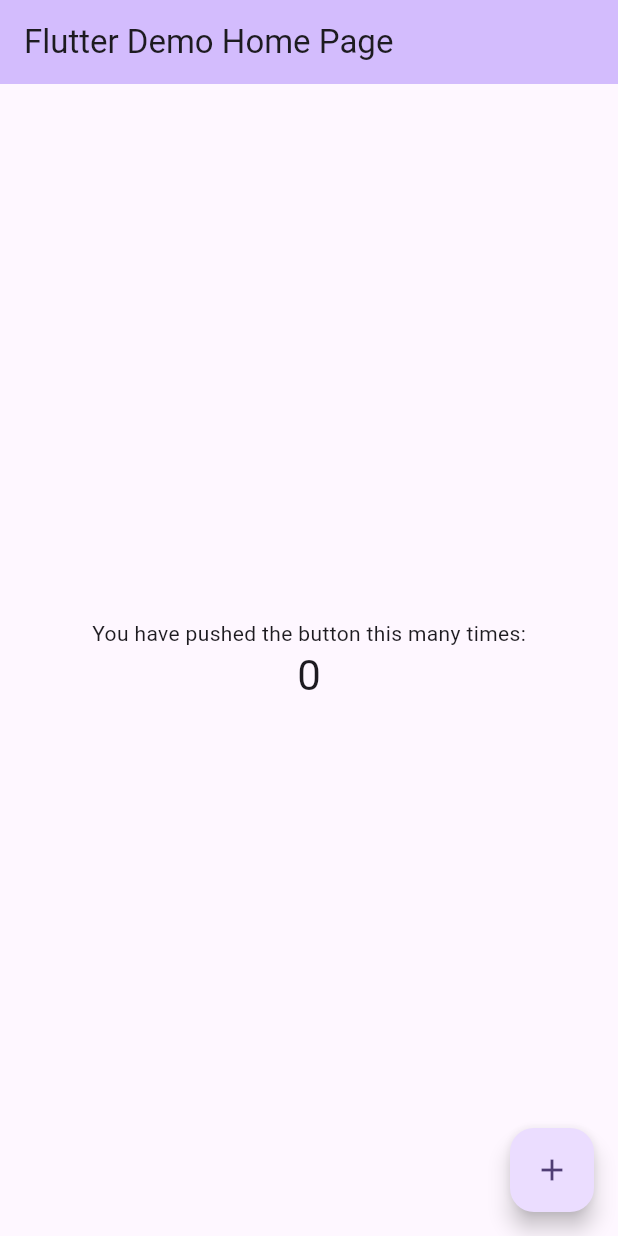
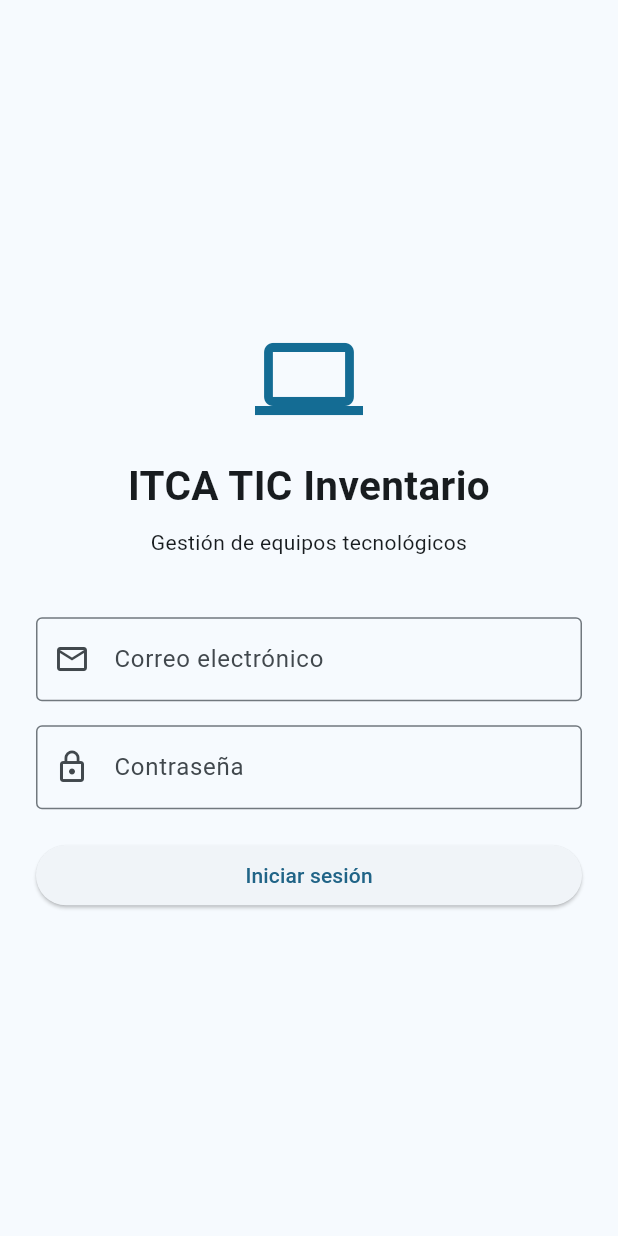
Before and after one commit to hjnarvaez/itca-tic-inventario, a Flutter app: the screen it shows after launch, on a phone screen of 412 x 824 dp. Run offline on Flutter 3.47's test engine with Material 3 defaults, Android fonts, the light colour scheme and no system bars; our stand-ins replace dio, flutter_secure_storage, get.

Commit message:
feat: implementar autenticacion Flutter con GetX y JWT

```diff
--- /dev/null
+++ b/frontend/lib/config/api_config.dart
@@ -0,0 +1,6 @@
+class ApiConfig {
+  static const String baseUrl = String.fromEnvironment(
+    'API_BASE_URL',
+    defaultValue: 'http://10.0.2.2:8001',
+  );
+}
--- a/frontend/lib/main.dart
+++ b/frontend/lib/main.dart
@@ -1,122 +1,41 @@
 import 'package:flutter/material.dart';
+import 'package:get/get.dart';
+
+import 'controllers/auth_controller.dart';
+import 'screens/login_screen.dart';
+import 'screens/home_screen.dart';
 
 void main() {
-  runApp(const MyApp());
+  WidgetsFlutterBinding.ensureInitialized();
+  Get.put(AuthController(), permanent: true);
+  runApp(const InventarioApp());
 }
 
-class MyApp extends StatelessWidget {
-  const MyApp({super.key});
+class InventarioApp extends StatelessWidget {
+  const InventarioApp({super.key});
 
-  // This widget is the root of your application.
   @override
   Widget build(BuildContext context) {
-    return MaterialApp(
-      title: 'Flutter Demo',
+    final auth = Get.find<AuthController>();
+
+    return GetMaterialApp(
+      title: 'ITCA TIC Inventario',
+      debugShowCheckedModeBanner: false,
       theme: ThemeData(
-        // This is the theme of your application.
-        //
-        // TRY THIS: Try running your application with "flutter run". You'll see
-        // the application has a purple toolbar. Then, without quitting the app,
-        // try changing the seedColor in the colorScheme below to Colors.green
-        // and then invoke "hot reload" (save your changes or press the "hot
-        // reload" button in a Flutter-supported IDE, or press "r" if you used
-        // the command line to start the app).
-        //
-        // Notice that the counter didn't reset back to zero; the application
-        // state is not lost during the reload. To reset the state, use hot
-        // restart instead.
-        //
-        // This works for code too, not just values: Most code changes can be
-        // tested with just a hot reload.
-        colorScheme: .fromSeed(seedColor: Colors.deepPurple),
+        colorScheme: ColorScheme.fromSeed(seedColor: const Color(0xFF146C94)),
+        useMaterial3: true,
       ),
-      home: const MyHomePage(title: 'Flutter Demo Home Page'),
+      home: Obx(() {
+        if (auth.verificando.value) {
+          return const Scaffold(
+            body: Center(child: CircularProgressIndicator()),
+          );
+        }
+
+        return auth.autenticado.value
+            ? const HomeScreen()
+            : const LoginScreen();
+      }),
     );
   }
 }
-
-class MyHomePage extends StatefulWidget {
-  const MyHomePage({super.key, required this.title});
-
-  // This widget is the home page of your application. It is stateful, meaning
-  // that it has a State object (defined below) that contains fields that affect
-  // how it looks.
-
-  // This class is the configuration for the state. It holds the values (in this
-  // case the title) provided by the parent (in this case the App widget) and
-  // used by the build method of the State. Fields in a Widget subclass are
-  // always marked "final".
-
-  final String title;
-
-  @override
-  State<MyHomePage> createState() => _MyHomePageState();
-}
-
-class _MyHomePageState extends State<MyHomePage> {
-  int _counter = 0;
-
-  void _incrementCounter() {
-    setState(() {
-      // This call to setState tells the Flutter framework that something has
-      // changed in this State, which causes it to rerun the build method below
-      // so that the display can reflect the updated values. If we changed
-      // _counter without calling setState(), then the build method would not be
-      // called again, and so nothing would appear to happen.
-      _counter++;
-    });
-  }
-
-  @override
-  Widget build(BuildContext context) {
-    // This method is rerun every time setState is called, for instance as done
-    // by the _incrementCounter method above.
-    //
-    // The Flutter framework has been optimized to make rerunning build methods
-    // fast, so that you can just rebuild anything that needs updating rather
-    // than having to individually change instances of widgets.
-    return Scaffold(
-      appBar: AppBar(
-        // TRY THIS: Try changing the color here to a specific color (to
-        // Colors.amber, perhaps?) and trigger a hot reload to see the AppBar
-        // change color while the other colors stay the same.
-        backgroundColor: Theme.of(context).colorScheme.inversePrimary,
-        // Here we take the value from the MyHomePage object that was created by
-        // the App.build method, and use it to set our appbar title.
-        title: Text(widget.title),
-      ),
-      body: Center(
-        // Center is a layout widget. It takes a single child and positions it
-        // in the middle of the parent.
-        child: Column(
-          // Column is also a layout widget. It takes a list of children and
-          // arranges them vertically. By default, it sizes itself to fit its
-          // children horizontally, and tries to be as tall as its parent.
-          //
-          // Column has various properties to control how it sizes itself and
-          // how it positions its children. Here we use mainAxisAlignment to
-          // center the children vertically; the main axis here is the vertical
-          // axis because Columns are vertical (the cross axis would be
-          // horizontal).
-          //
-          // TRY THIS: Invoke "debug painting" (choose the "Toggle Debug Paint"
-          // action in the IDE, or press "p" in the console), to see the
-          // wireframe for each widget.
-          mainAxisAlignment: .center,
-          children: [
-            const Text('You have pushed the button this many times:'),
-            Text(
-              '$_counter',
-              style: Theme.of(context).textTheme.headlineMedium,
-            ),
-          ],
-        ),
-      ),
-      floatingActionButton: FloatingActionButton(
-        onPressed: _incrementCounter,
-        tooltip: 'Increment',
-        child: const Icon(Icons.add),
-      ),
-    );
-  }
-}
--- /dev/null
+++ b/frontend/lib/screens/login_screen.dart
@@ -0,0 +1,129 @@
+import 'package:flutter/material.dart';
+import 'package:get/get.dart';
+
+import '../controllers/auth_controller.dart';
+
+class LoginScreen extends StatefulWidget {
+  const LoginScreen({super.key});
+
+  @override
+  State<LoginScreen> createState() => _LoginScreenState();
+}
+
+class _LoginScreenState extends State<LoginScreen> {
+  final _formKey = GlobalKey<FormState>();
+  final _email = TextEditingController();
+  final _password = TextEditingController();
+
+  final AuthController auth = Get.find<AuthController>();
+
+  @override
+  void dispose() {
+    _email.dispose();
+    _password.dispose();
+    super.dispose();
+  }
+
+  @override
+  Widget build(BuildContext context) {
+    return Scaffold(
+      body: SafeArea(
+        child: Center(
+          child: SingleChildScrollView(
+            padding: const EdgeInsets.all(24),
+            child: ConstrainedBox(
+              constraints: const BoxConstraints(maxWidth: 420),
+              child: Form(
+                key: _formKey,
+                child: Column(
+                  crossAxisAlignment: CrossAxisAlignment.stretch,
+                  children: [
+                    const Icon(
+                      Icons.computer,
+                      size: 72,
+                      color: Color(0xFF146C94),
+                    ),
+                    const SizedBox(height: 16),
+                    const Text(
+                      'ITCA TIC Inventario',
+                      textAlign: TextAlign.center,
+                      style: TextStyle(
+                        fontSize: 27,
+                        fontWeight: FontWeight.bold,
+                      ),
+                    ),
+                    const SizedBox(height: 8),
+                    const Text(
+                      'Gestión de equipos tecnológicos',
+                      textAlign: TextAlign.center,
+                    ),
+                    const SizedBox(height: 40),
+                    TextFormField(
+                      controller: _email,
+                      keyboardType: TextInputType.emailAddress,
+                      decoration: const InputDecoration(
+                        labelText: 'Correo electrónico',
+                        prefixIcon: Icon(Icons.email_outlined),
+                        border: OutlineInputBorder(),
+                      ),
+                      validator: (value) {
+                        if (value == null || !value.contains('@')) {
+                          return 'Ingresa un correo válido';
+                        }
+                        return null;
+                      },
+                    ),
+                    const SizedBox(height: 16),
+                    TextFormField(
+                      controller: _password,
+                      obscureText: true,
+                      decoration: const InputDecoration(
+                        labelText: 'Contraseña',
+                        prefixIcon: Icon(Icons.lock_outline),
+                        border: OutlineInputBorder(),
+                      ),
+                      validator: (value) {
+                        if (value == null || value.isEmpty) {
+                          return 'Ingresa tu contraseña';
+                        }
+                        return null;
+                      },
+                    ),
+                    const SizedBox(height: 20),
+                    Obx(
+                      () => Column(
+                        crossAxisAlignment: CrossAxisAlignment.stretch,
+                        children: [
+                          if (auth.mensajeError.value.isNotEmpty)
+                            Padding(
+                              padding: const EdgeInsets.only(bottom: 16),
+                              child: Text(
+                                auth.mensajeError.value,
+                                style: const TextStyle(color: Colors.red),
+                              ),
+                            ),
+                          ElevatedButton(
+                            onPressed: auth.cargando.value
+                                ? null
+                                : () {
+                                    if (_formKey.currentState!.validate()) {
+                                      auth.login(_email.text, _password.text);
+                                    }
+                                  },
+                            child: auth.cargando.value
+                                ? const CircularProgressIndicator()
+                                : const Text('Iniciar sesión'),
+                          ),
+                        ],
+                      ),
+                    ),
+                  ],
+                ),
+              ),
+            ),
+          ),
+        ),
+      ),
+    );
+  }
+}
--- /dev/null
+++ b/frontend/lib/services/auth_service.dart
@@ -0,0 +1,51 @@
+import 'package:dio/dio.dart';
+import 'package:flutter_secure_storage/flutter_secure_storage.dart';
+
+import '../config/api_config.dart';
+
+class AuthService {
+  final Dio _dio = Dio(
+    BaseOptions(
+      baseUrl: ApiConfig.baseUrl,
+      connectTimeout: const Duration(seconds: 10),
+      receiveTimeout: const Duration(seconds: 10),
+    ),
+  );
+
+  final FlutterSecureStorage _storage = const FlutterSecureStorage();
+
+  Future<void> login(String email, String password) async {
+    final response = await _dio.post(
+      '/usuarios/token',
+      data: {'username': email, 'password': password},
+      options: Options(contentType: Headers.formUrlEncodedContentType),
+    );
+
+    final token = response.data['access_token'] as String;
+
+    await _storage.write(key: 'access_token', value: token);
+  }
+
+  Future<bool> restaurarSesion() async {
+    final token = await obtenerToken();
+    if (token == null) return false;
+
+    try {
+      await _dio.get(
+        '/usuarios/me',
+        options: Options(headers: {'Authorization': 'Bearer $token'}),
+      );
+      return true;
+    } on DioException {
+      return false;
+    }
+  }
+
+  Future<String?> obtenerToken() {
+    return _storage.read(key: 'access_token');
+  }
+
+  Future<void> logout() {
+    return _storage.delete(key: 'access_token');
+  }
+}
```
Also changed, not shown: frontend/lib/controllers/auth_controller.dart (added, +61 -0 lines), frontend/lib/screens/home_screen.dart (added, +46 -0 lines), frontend/lib/services/api_service.dart (added, +14 -0 lines), 2 other files.
